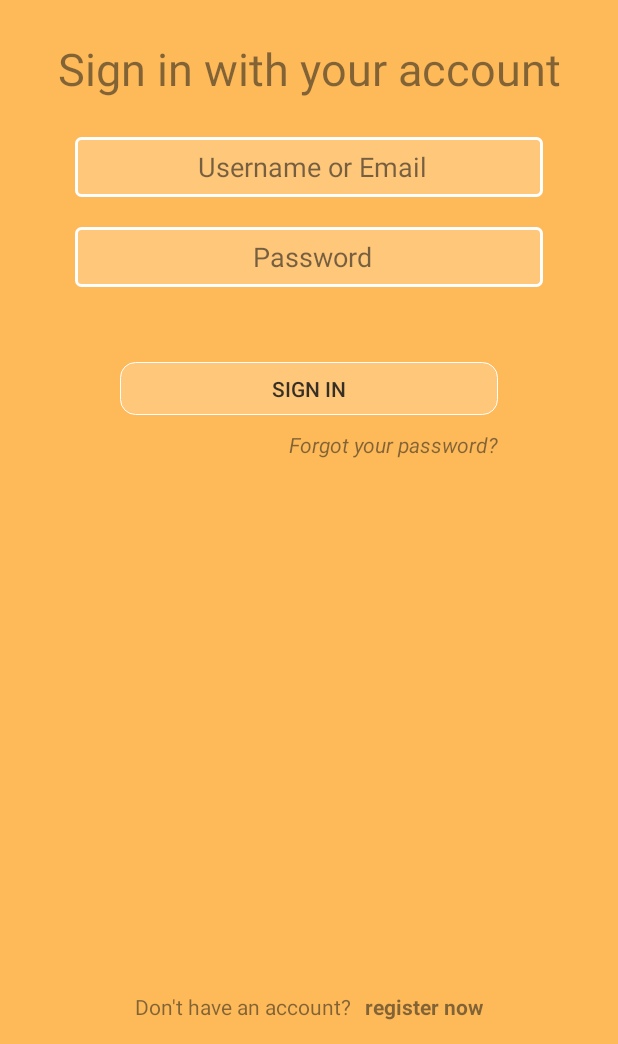
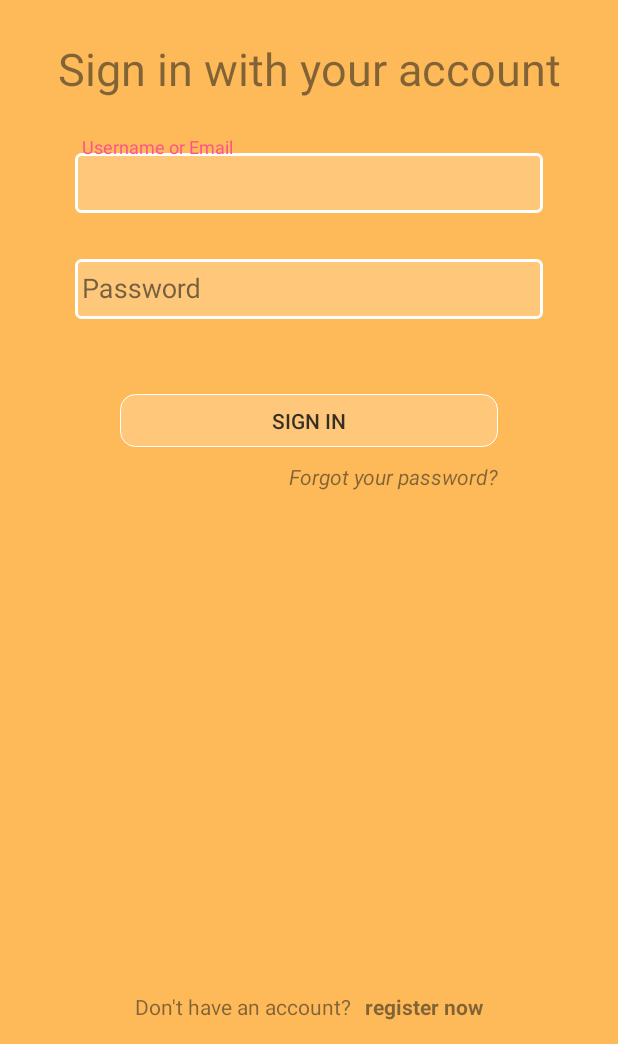
Before and after one commit to Jaylers/bike-squad-app, an Android app: the screen it shows after launch (AuthActivity), on a phone screen of 412 x 824 dp, the part 192-1236 px from its top. Run offline under Robolectric (Android 15) with nearby library versions, the phone set to English and light mode, and no system bars; our stand-ins replace ButterKnife, Firebase (no records; nobody signed in at launch, a user with empty details on screens opened directly).

Commit message:
edit sign in fragment for more good with user

```diff
--- a/app/src/main/java/com/jaylerrs/bikesquad/auth/views/SignInFragment.java
+++ b/app/src/main/java/com/jaylerrs/bikesquad/auth/views/SignInFragment.java
@@ -10,6 +10,8 @@
 import android.view.ViewGroup;
 import android.widget.EditText;
 
+import com.google.firebase.database.DatabaseReference;
+import com.google.firebase.database.FirebaseDatabase;
 import com.jaylerrs.bikesquad.R;
 
 import butterknife.BindView;
@@ -27,6 +29,8 @@
     }
 
     View view;
+    DatabaseReference mRootRef = FirebaseDatabase.getInstance().getReference();
+
     @BindView(R.id.edt_sign_in_username) EditText edt_username;
     @BindView(R.id.edt_sign_in_password) EditText edt_password;
     String password, username;
--- a/app/src/main/res/layout/fragment_sign_in.xml
+++ b/app/src/main/res/layout/fragment_sign_in.xml
@@ -25,35 +25,50 @@
             android:padding="5dp"
             android:text="@string/auth_message_user_gmail"/>
 
-        <EditText
-            android:id="@+id/edt_sign_in_username"
-            android:layout_below="@id/txt_sign_in_title"
+        <android.support.design.widget.TextInputLayout
+            android:id="@+id/widget_sign_in_username"
             android:layout_width="match_parent"
             android:layout_height="wrap_content"
             android:layout_marginTop="20dp"
             android:layout_marginStart="50dp"
             android:layout_marginEnd="50dp"
             android:textAlignment="center"
+            android:layout_below="@id/txt_sign_in_title">
+        <EditText
+            android:id="@+id/edt_sign_in_username"
+            android:layout_width="match_parent"
+            android:layout_height="wrap_content"
+            android:textAlignment="center"
             android:inputType="textEmailAddress"
             style="@style/button_square_style"
+            android:maxLines="1"
+            android:layout_gravity="center"
             android:hint="@string/auth_message_username_or_email"/>
+        </android.support.design.widget.TextInputLayout>
 
-        <EditText
-            android:id="@+id/edt_sign_in_password"
-            android:layout_below="@+id/edt_sign_in_username"
+        <android.support.design.widget.TextInputLayout
+            android:id="@+id/widget_sign_in_password"
             android:layout_width="match_parent"
             android:layout_height="wrap_content"
             android:layout_marginTop="20dp"
             android:layout_marginStart="50dp"
             android:layout_marginEnd="50dp"
+            android:layout_below="@id/widget_sign_in_username">
+        <EditText
+            android:id="@+id/edt_sign_in_password"
+            android:layout_below="@+id/widget_sign_in_username"
+            android:layout_width="match_parent"
+            android:layout_height="wrap_content"
             android:textAlignment="center"
             android:inputType="textPassword"
             style="@style/button_square_style"
+            android:maxLines="1"
             android:hint="@string/auth_message_password"/>
+        </android.support.design.widget.TextInputLayout>
 
         <Button
             android:id="@+id/btn_sign_in"
-            android:layout_below="@+id/edt_sign_in_password"
+            android:layout_below="@+id/widget_sign_in_password"
             android:layout_width="match_parent"
             android:layout_height="35dp"
             android:layout_marginTop="50dp"
```
